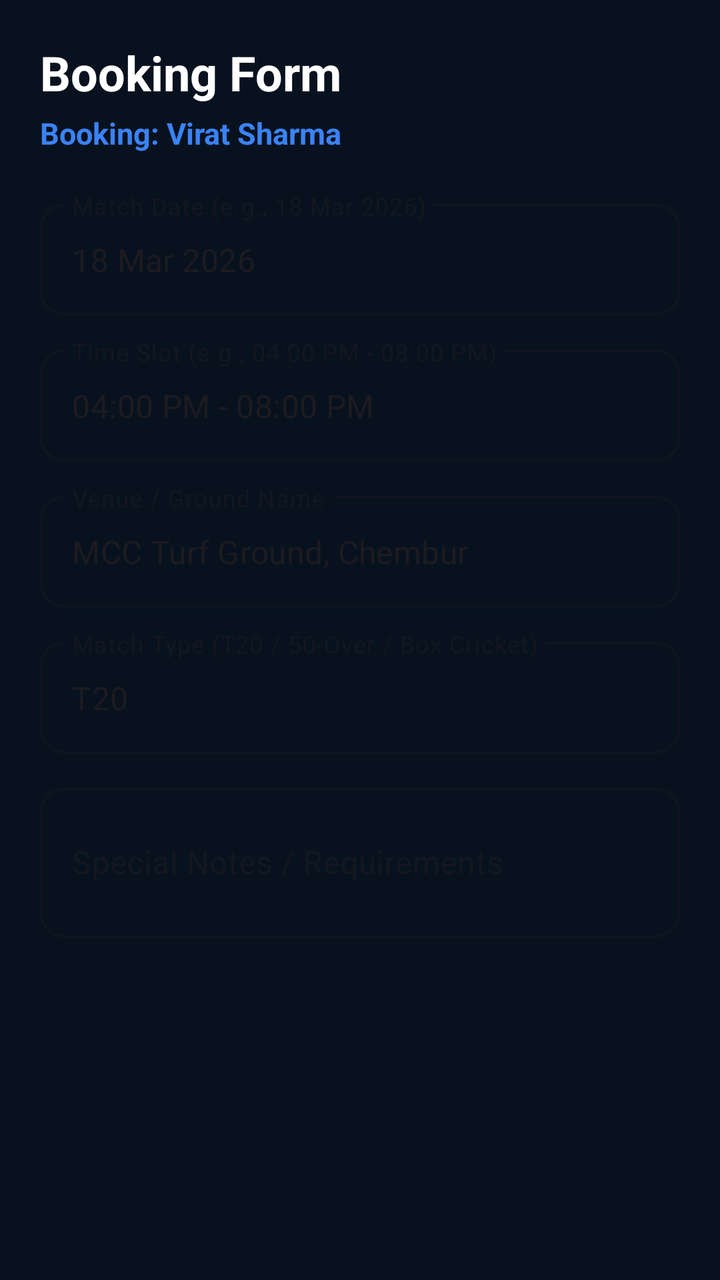
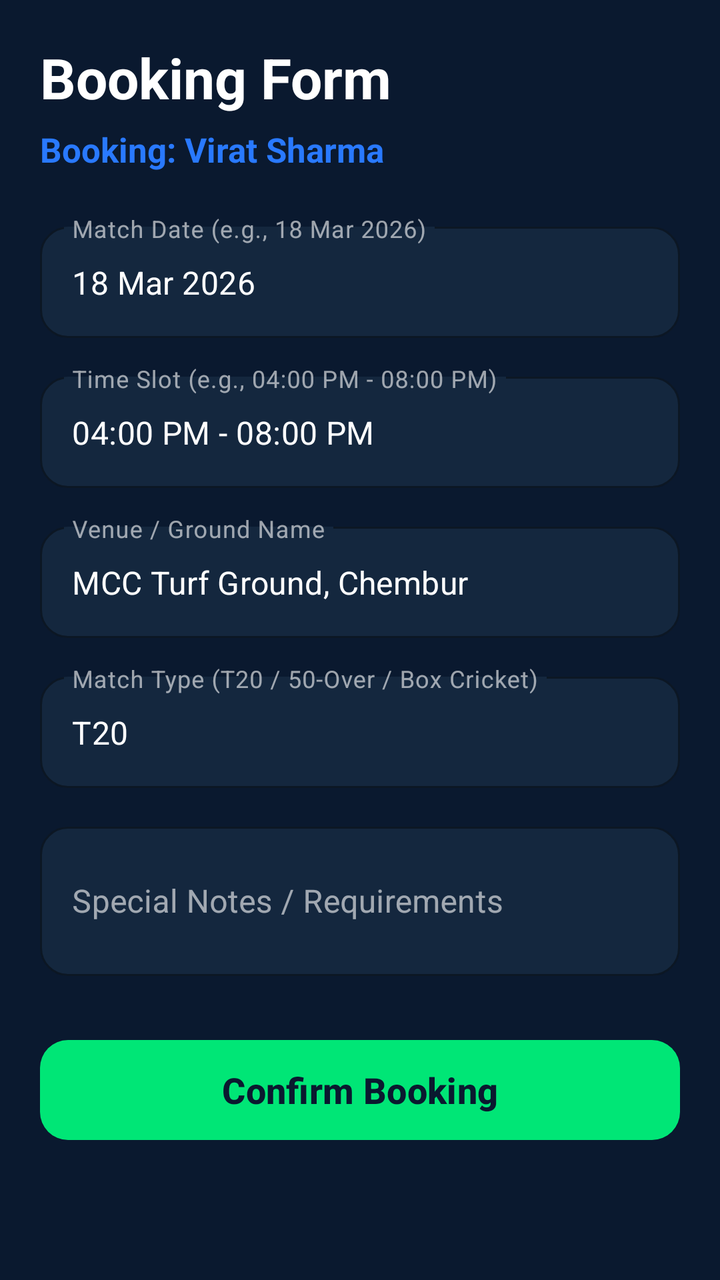

Compare the two renders of this Android layout. The source of the first and the diff that turns it into the second are given below.
<!-- AndroidManifest.xml: application theme Theme.TwelveMan -->
<!-- res/layout/fragment_booking_form.xml -->
<?xml version="1.0" encoding="utf-8"?>
<ScrollView xmlns:android="http://schemas.android.com/apk/res/android"
    xmlns:app="http://schemas.android.com/apk/res-auto"
    android:layout_width="match_parent"
    android:layout_height="match_parent"
    android:background="@color/bg_light"
    android:fillViewport="true">

    <LinearLayout
        android:layout_width="match_parent"
        android:layout_height="wrap_content"
        android:orientation="vertical"
        android:padding="20dp">

        <TextView
            android:id="@+id/tvFormTitle"
            android:layout_width="wrap_content"
            android:layout_height="wrap_content"
            android:text="Booking Form"
            android:textColor="@color/text_primary"
            android:textSize="24sp"
            android:textStyle="bold" />

        <TextView
            android:id="@+id/tvTargetItemName"
            android:layout_width="wrap_content"
            android:layout_height="wrap_content"
            android:layout_marginTop="4dp"
            android:text="Booking: Virat Sharma"
            android:textColor="@color/accent_blue"
            android:textSize="15sp"
            android:textStyle="bold" />

        <com.google.android.material.textfield.TextInputLayout
            style="@style/Widget.MaterialComponents.TextInputLayout.OutlinedBox"
            android:layout_width="match_parent"
            android:layout_height="wrap_content"
            android:layout_marginTop="20dp"
            android:hint="Match Date (e.g., 18 Mar 2026)"
            app:boxCornerRadiusBottomEnd="12dp"
            app:boxCornerRadiusBottomStart="12dp"
            app:boxCornerRadiusTopEnd="12dp"
            app:boxCornerRadiusTopStart="12dp">

            <com.google.android.material.textfield.TextInputEditText
                android:id="@+id/etBookingDate"
                android:layout_width="match_parent"
                android:layout_height="wrap_content"
                android:text="18 Mar 2026" />
        </com.google.android.material.textfield.TextInputLayout>

        <com.google.android.material.textfield.TextInputLayout
            style="@style/Widget.MaterialComponents.TextInputLayout.OutlinedBox"
            android:layout_width="match_parent"
            android:layout_height="wrap_content"
            android:layout_marginTop="12dp"
            android:hint="Time Slot (e.g., 04:00 PM - 08:00 PM)"
            app:boxCornerRadiusBottomEnd="12dp"
            app:boxCornerRadiusBottomStart="12dp"
            app:boxCornerRadiusTopEnd="12dp"
            app:boxCornerRadiusTopStart="12dp">

            <com.google.android.material.textfield.TextInputEditText
                android:id="@+id/etTimeSlot"
                android:layout_width="match_parent"
                android:layout_height="wrap_content"
                android:text="04:00 PM - 08:00 PM" />
        </com.google.android.material.textfield.TextInputLayout>

        <com.google.android.material.textfield.TextInputLayout
            style="@style/Widget.MaterialComponents.TextInputLayout.OutlinedBox"
            android:layout_width="match_parent"
            android:layout_height="wrap_content"
            android:layout_marginTop="12dp"
            android:hint="Venue / Ground Name"
            app:boxCornerRadiusBottomEnd="12dp"
            app:boxCornerRadiusBottomStart="12dp"
            app:boxCornerRadiusTopEnd="12dp"
            app:boxCornerRadiusTopStart="12dp">

            <com.google.android.material.textfield.TextInputEditText
                android:id="@+id/etVenue"
                android:layout_width="match_parent"
                android:layout_height="wrap_content"
                android:text="MCC Turf Ground, Chembur" />
        </com.google.android.material.textfield.TextInputLayout>

        <com.google.android.material.textfield.TextInputLayout
            style="@style/Widget.MaterialComponents.TextInputLayout.OutlinedBox"
            android:layout_width="match_parent"
            android:layout_height="wrap_content"
            android:layout_marginTop="12dp"
            android:hint="Match Type (T20 / 50-Over / Box Cricket)"
            app:boxCornerRadiusBottomEnd="12dp"
            app:boxCornerRadiusBottomStart="12dp"
            app:boxCornerRadiusTopEnd="12dp"
            app:boxCornerRadiusTopStart="12dp">

            <com.google.android.material.textfield.TextInputEditText
                android:id="@+id/etMatchType"
                android:layout_width="match_parent"
                android:layout_height="wrap_content"
                android:text="T20" />
        </com.google.android.material.textfield.TextInputLayout>

        <com.google.android.material.textfield.TextInputLayout
            style="@style/Widget.MaterialComponents.TextInputLayout.OutlinedBox"
            android:layout_width="match_parent"
            android:layout_height="wrap_content"
            android:layout_marginTop="12dp"
            android:hint="Special Notes / Requirements"
            app:boxCornerRadiusBottomEnd="12dp"
            app:boxCornerRadiusBottomStart="12dp"
            app:boxCornerRadiusTopEnd="12dp"
            app:boxCornerRadiusTopStart="12dp">

            <com.google.android.material.textfield.TextInputEditText
                android:id="@+id/etNotes"
                android:layout_width="match_parent"
                android:layout_height="wrap_content"
                android:inputType="textMultiLine"
                android:minLines="2" />
        </com.google.android.material.textfield.TextInputLayout>

        <com.google.android.material.button.MaterialButton
            android:id="@+id/btnSubmitBooking"
            android:layout_width="match_parent"
            android:layout_height="56dp"
            android:layout_marginTop="24dp"
            android:text="Confirm Booking"
            android:textSize="16sp"
            android:textStyle="bold"
            app:backgroundTint="@color/primary_navy"
            app:cornerRadius="12dp" />
    </LinearLayout>
</ScrollView>
<!-- resources referenced by this layout -->
<resources>
  <color name="accent_blue">#3B82F6</color>
  <color name="bg_light">#08121F</color>
  <color name="primary_navy">#08121F</color>
  <color name="text_primary">#FFFFFF</color>
  <style name="Theme.TwelveMan" parent="Theme.Material3.DayNight.NoActionBar">
          <item name="colorPrimary">@color/accent_green</item>
          <item name="colorPrimaryVariant">@color/primary_variant</item>
          <item name="colorOnPrimary">@color/primary_navy</item>
          <item name="colorSecondary">@color/accent_green</item>
          <item name="colorOnSecondary">@color/primary_navy</item>
          <item name="android:statusBarColor">@color/primary_navy</item>
          <item name="android:windowBackground">@color/bg_light</item>
      </style>
  <color name="accent_green">#45E6A4</color>
  <color name="primary_variant">#132238</color>
</resources>

<!-- the commit's change to res/layout/fragment_booking_form.xml (unified diff, before → after) -->
@@ -18,119 +18,145 @@
             android:layout_height="wrap_content"
             android:text="Booking Form"
             android:textColor="@color/text_primary"
-            android:textSize="24sp"
+            android:textSize="28sp"
             android:textStyle="bold" />
 
         <TextView
             android:id="@+id/tvTargetItemName"
             android:layout_width="wrap_content"
             android:layout_height="wrap_content"
-            android:layout_marginTop="4dp"
+            android:layout_marginTop="6dp"
             android:text="Booking: Virat Sharma"
             android:textColor="@color/accent_blue"
-            android:textSize="15sp"
+            android:textSize="17sp"
             android:textStyle="bold" />
 
         <com.google.android.material.textfield.TextInputLayout
             style="@style/Widget.MaterialComponents.TextInputLayout.OutlinedBox"
             android:layout_width="match_parent"
             android:layout_height="wrap_content"
-            android:layout_marginTop="20dp"
+            android:layout_marginTop="22dp"
             android:hint="Match Date (e.g., 18 Mar 2026)"
-            app:boxCornerRadiusBottomEnd="12dp"
-            app:boxCornerRadiusBottomStart="12dp"
-            app:boxCornerRadiusTopEnd="12dp"
-            app:boxCornerRadiusTopStart="12dp">
+            app:boxBackgroundColor="@color/surface_white"
+            app:boxCornerRadiusBottomEnd="14dp"
+            app:boxCornerRadiusBottomStart="14dp"
+            app:boxCornerRadiusTopEnd="14dp"
+            app:boxCornerRadiusTopStart="14dp"
+            app:boxStrokeColor="@color/accent_green"
+            app:hintTextColor="@color/accent_green">
 
             <com.google.android.material.textfield.TextInputEditText
                 android:id="@+id/etBookingDate"
                 android:layout_width="match_parent"
                 android:layout_height="wrap_content"
-                android:text="18 Mar 2026" />
+                android:text="18 Mar 2026"
+                android:textColor="@color/text_primary"
+                android:textSize="16sp" />
         </com.google.android.material.textfield.TextInputLayout>
 
         <com.google.android.material.textfield.TextInputLayout
             style="@style/Widget.MaterialComponents.TextInputLayout.OutlinedBox"
             android:layout_width="match_parent"
             android:layout_height="wrap_content"
-            android:layout_marginTop="12dp"
+            android:layout_marginTop="14dp"
             android:hint="Time Slot (e.g., 04:00 PM - 08:00 PM)"
-            app:boxCornerRadiusBottomEnd="12dp"
-            app:boxCornerRadiusBottomStart="12dp"
-            app:boxCornerRadiusTopEnd="12dp"
-            app:boxCornerRadiusTopStart="12dp">
+            app:boxBackgroundColor="@color/surface_white"
+            app:boxCornerRadiusBottomEnd="14dp"
+            app:boxCornerRadiusBottomStart="14dp"
+            app:boxCornerRadiusTopEnd="14dp"
+            app:boxCornerRadiusTopStart="14dp"
+            app:boxStrokeColor="@color/accent_green"
+            app:hintTextColor="@color/accent_green">
 
             <com.google.android.material.textfield.TextInputEditText
                 android:id="@+id/etTimeSlot"
                 android:layout_width="match_parent"
                 android:layout_height="wrap_content"
-                android:text="04:00 PM - 08:00 PM" />
+                android:text="04:00 PM - 08:00 PM"
+                android:textColor="@color/text_primary"
+                android:textSize="16sp" />
         </com.google.android.material.textfield.TextInputLayout>
 
         <com.google.android.material.textfield.TextInputLayout
             style="@style/Widget.MaterialComponents.TextInputLayout.OutlinedBox"
             android:layout_width="match_parent"
             android:layout_height="wrap_content"
-            android:layout_marginTop="12dp"
+            android:layout_marginTop="14dp"
             android:hint="Venue / Ground Name"
-            app:boxCornerRadiusBottomEnd="12dp"
-            app:boxCornerRadiusBottomStart="12dp"
-            app:boxCornerRadiusTopEnd="12dp"
-            app:boxCornerRadiusTopStart="12dp">
+            app:boxBackgroundColor="@color/surface_white"
+            app:boxCornerRadiusBottomEnd="14dp"
+            app:boxCornerRadiusBottomStart="14dp"
+            app:boxCornerRadiusTopEnd="14dp"
+            app:boxCornerRadiusTopStart="14dp"
+            app:boxStrokeColor="@color/accent_green"
+            app:hintTextColor="@color/accent_green">
 
             <com.google.android.material.textfield.TextInputEditText
                 android:id="@+id/etVenue"
                 android:layout_width="match_parent"
                 android:layout_height="wrap_content"
-                android:text="MCC Turf Ground, Chembur" />
+                android:text="MCC Turf Ground, Chembur"
+                android:textColor="@color/text_primary"
+                android:textSize="16sp" />
         </com.google.android.material.textfield.TextInputLayout>
 
         <com.google.android.material.textfield.TextInputLayout
             style="@style/Widget.MaterialComponents.TextInputLayout.OutlinedBox"
             android:layout_width="match_parent"
             android:layout_height="wrap_content"
-            android:layout_marginTop="12dp"
+            android:layout_marginTop="14dp"
             android:hint="Match Type (T20 / 50-Over / Box Cricket)"
-            app:boxCornerRadiusBottomEnd="12dp"
-            app:boxCornerRadiusBottomStart="12dp"
-            app:boxCornerRadiusTopEnd="12dp"
-            app:boxCornerRadiusTopStart="12dp">
+            app:boxBackgroundColor="@color/surface_white"
+            app:boxCornerRadiusBottomEnd="14dp"
+            app:boxCornerRadiusBottomStart="14dp"
+            app:boxCornerRadiusTopEnd="14dp"
+            app:boxCornerRadiusTopStart="14dp"
+            app:boxStrokeColor="@color/accent_green"
+            app:hintTextColor="@color/accent_green">
 
             <com.google.android.material.textfield.TextInputEditText
                 android:id="@+id/etMatchType"
                 android:layout_width="match_parent"
                 android:layout_height="wrap_content"
-                android:text="T20" />
+                android:text="T20"
+                android:textColor="@color/text_primary"
+                android:textSize="16sp" />
         </com.google.android.material.textfield.TextInputLayout>
 
         <com.google.android.material.textfield.TextInputLayout
             style="@style/Widget.MaterialComponents.TextInputLayout.OutlinedBox"
             android:layout_width="match_parent"
             android:layout_height="wrap_content"
-            android:layout_marginTop="12dp"
+            android:layout_marginTop="14dp"
             android:hint="Special Notes / Requirements"
-            app:boxCornerRadiusBottomEnd="12dp"
-            app:boxCornerRadiusBottomStart="12dp"
-            app:boxCornerRadiusTopEnd="12dp"
-            app:boxCornerRadiusTopStart="12dp">
+            app:boxBackgroundColor="@color/surface_white"
+            app:boxCornerRadiusBottomEnd="14dp"
+            app:boxCornerRadiusBottomStart="14dp"
+            app:boxCornerRadiusTopEnd="14dp"
+            app:boxCornerRadiusTopStart="14dp"
+            app:boxStrokeColor="@color/accent_green"
+            app:hintTextColor="@color/accent_green">
 
             <com.google.android.material.textfield.TextInputEditText
                 android:id="@+id/etNotes"
                 android:layout_width="match_parent"
                 android:layout_height="wrap_content"
                 android:inputType="textMultiLine"
-                android:minLines="2" />
+                android:minLines="2"
+                android:textColor="@color/text_primary"
+                android:textSize="16sp" />
         </com.google.android.material.textfield.TextInputLayout>
 
         <com.google.android.material.button.MaterialButton
             android:id="@+id/btnSubmitBooking"
             android:layout_width="match_parent"
-            android:layout_height="56dp"
-            android:layout_marginTop="24dp"
+            android:layout_height="58dp"
+            android:layout_marginTop="28dp"
             android:text="Confirm Booking"
-            android:textSize="16sp"
+            android:textColor="@color/primary_navy"
+            android:textSize="18sp"
             android:textStyle="bold"
-            app:backgroundTint="@color/primary_navy"
-            app:cornerRadius="12dp" />
+            app:backgroundTint="@color/accent_green"
+            app:cornerRadius="14dp" />
     </LinearLayout>
 </ScrollView>
<!-- resource entries referenced after the edit -->
@@ -1,19 +1,69 @@
 <!-- resources referenced by this layout -->
 <resources>
-  <color name="accent_blue">#3B82F6</color>
-  <color name="bg_light">#08121F</color>
-  <color name="primary_navy">#08121F</color>
+  <color name="accent_blue">#2979FF</color>
+  <color name="bg_light">#0A192F</color>
+  <color name="primary_navy">#0A192F</color>
+  <color name="surface_white">#14273E</color>
   <color name="text_primary">#FFFFFF</color>
   <style name="Theme.TwelveMan" parent="Theme.Material3.DayNight.NoActionBar">
+          
           <item name="colorPrimary">@color/accent_green</item>
           <item name="colorPrimaryVariant">@color/primary_variant</item>
           <item name="colorOnPrimary">@color/primary_navy</item>
-          <item name="colorSecondary">@color/accent_green</item>
+          <item name="colorSecondary">@color/accent_gold</item>
           <item name="colorOnSecondary">@color/primary_navy</item>
+          <item name="colorTertiary">@color/accent_blue</item>
+          <item name="colorOnTertiary">@color/text_white</item>
+          <item name="colorSurface">@color/surface_white</item>
+          <item name="colorOnSurface">@color/text_primary</item>
           <item name="android:statusBarColor">@color/primary_navy</item>
+          <item name="android:navigationBarColor">@color/primary_navy</item>
           <item name="android:windowBackground">@color/bg_light</item>
+  
+          
+          <item name="android:textColorPrimary">@color/text_primary</item>
+          <item name="android:textColorSecondary">@color/text_secondary</item>
+          <item name="android:textColorHint">@color/text_hint</item>
+  
+          <item name="textAppearanceHeadlineLarge">@style/TextAppearance.TwelveMan.HeadlineLarge</item>
+          <item name="textAppearanceHeadlineMedium">@style/TextAppearance.TwelveMan.HeadlineMedium</item>
+          <item name="textAppearanceTitleLarge">@style/TextAppearance.TwelveMan.TitleLarge</item>
+          <item name="textAppearanceBodyLarge">@style/TextAppearance.TwelveMan.BodyLarge</item>
+          <item name="textAppearanceBodyMedium">@style/TextAppearance.TwelveMan.BodyMedium</item>
       </style>
-  <color name="accent_green">#45E6A4</color>
-  <color name="primary_variant">#132238</color>
+  <color name="accent_green">#00E676</color>
+  <color name="primary_variant">#14273E</color>
+  <color name="accent_gold">#FFD700</color>
+  <color name="text_white">#FFFFFF</color>
+  <color name="text_secondary">#E2E8F0</color>
+  <color name="text_hint">#A0AEC0</color>
+  <style name="TextAppearance.TwelveMan.HeadlineLarge" parent="TextAppearance.Material3.HeadlineLarge">
+          <item name="android:textSize">@dimen/text_size_hero</item>
+          <item name="android:textStyle">bold</item>
+          <item name="android:textColor">@color/text_primary</item>
+      </style>
+  <style name="TextAppearance.TwelveMan.HeadlineMedium" parent="TextAppearance.Material3.HeadlineMedium">
+          <item name="android:textSize">@dimen/text_size_display</item>
+          <item name="android:textStyle">bold</item>
+          <item name="android:textColor">@color/text_primary</item>
+      </style>
+  <style name="TextAppearance.TwelveMan.TitleLarge" parent="TextAppearance.Material3.TitleLarge">
+          <item name="android:textSize">@dimen/text_size_headline</item>
+          <item name="android:textStyle">bold</item>
+          <item name="android:textColor">@color/text_primary</item>
+      </style>
+  <style name="TextAppearance.TwelveMan.BodyLarge" parent="TextAppearance.Material3.BodyLarge">
+          <item name="android:textSize">@dimen/text_size_body</item>
+          <item name="android:textColor">@color/text_primary</item>
+      </style>
+  <style name="TextAppearance.TwelveMan.BodyMedium" parent="TextAppearance.Material3.BodyMedium">
+          <item name="android:textSize">@dimen/text_size_body_secondary</item>
+          <item name="android:textColor">@color/text_secondary</item>
+      </style>
+  <dimen name="text_size_hero">34sp</dimen>
+  <dimen name="text_size_display">28sp</dimen>
+  <dimen name="text_size_headline">24sp</dimen>
+  <dimen name="text_size_body">16sp</dimen>
+  <dimen name="text_size_body_secondary">15sp</dimen>
 </resources>
 
